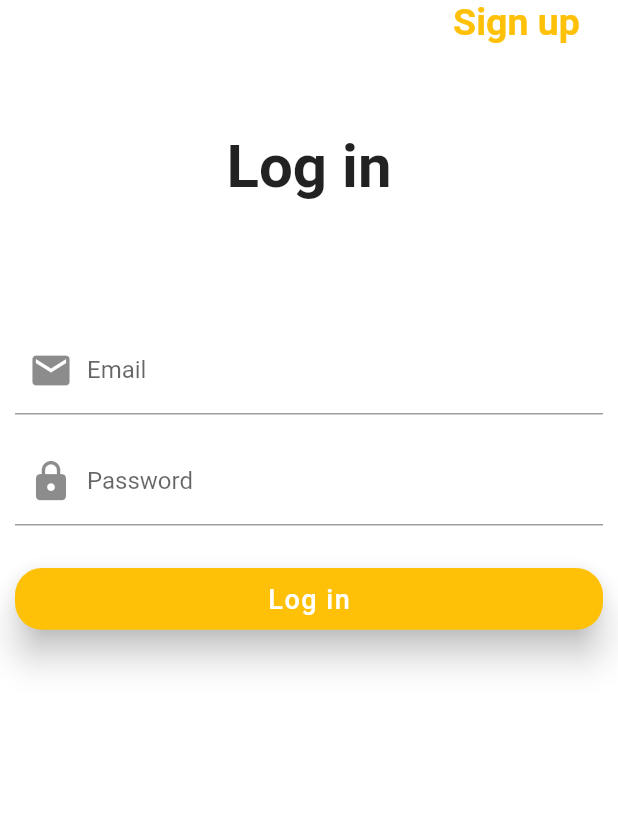
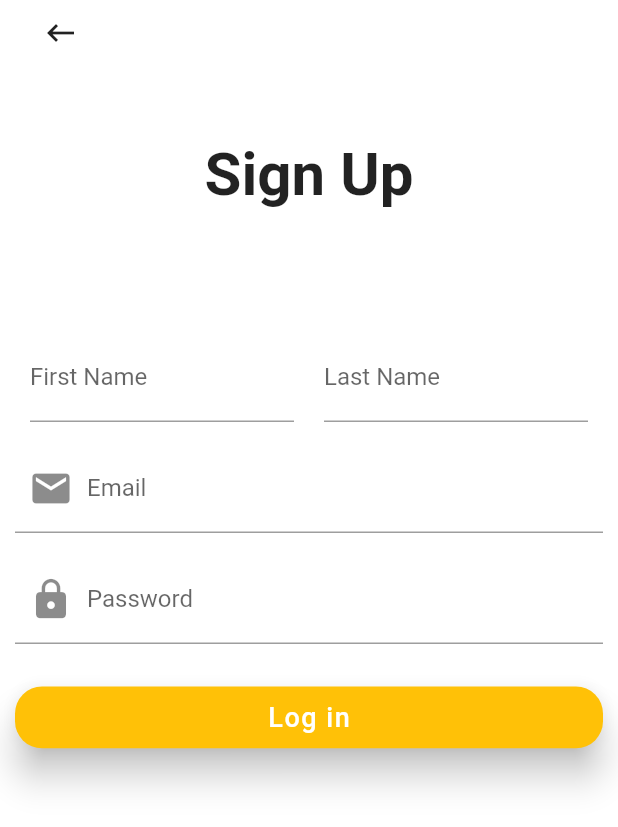
Before and after one commit to DavidMilai/My_Shops, a Flutter app: the screen it shows after launch, after a tap on "Sign up", on a phone screen of 412 x 824 dp. Shown: the top 827 px of the screen. Run offline on Flutter 3.47's test engine with Material 2 defaults, Android fonts, the phone set to English and light mode, and no system bars; our stand-ins replace cloud_firestore, firebase_auth, fluttertoast, geolocator, google_maps_flutter, image_cropper and 2 more; accounts and stored records are empty.

```diff
--- a/lib/screens/login_screen.dart
+++ b/lib/screens/login_screen.dart
@@ -3,6 +3,7 @@ import 'package:flutter/material.dart';
 import 'package:modal_progress_hud/modal_progress_hud.dart';
 import 'package:firebase_auth/firebase_auth.dart';
 import 'package:fluttertoast/fluttertoast.dart';
+import 'signup.dart';
 
 class LoginScreen extends StatefulWidget {
   @override
@@ -65,7 +66,12 @@ class _LoginScreenState extends State<LoginScreen> {
                       Align(
                         alignment: Alignment(0.9, 0),
                         child: GestureDetector(
-                          onTap: () {},
+                          onTap: () {
+                            Navigator.push(
+                                context,
+                                MaterialPageRoute(
+                                    builder: (context) => SignUp()));
+                          },
                           child: Text(
                             'Sign up',
                             style: TextStyle(
--- /dev/null
+++ b/lib/screens/signup.dart
@@ -0,0 +1,178 @@
+import 'package:cloud_firestore/cloud_firestore.dart';
+import 'package:flutter/material.dart';
+import 'package:fluttertoast/fluttertoast.dart';
+
+class SignUp extends StatefulWidget {
+  @override
+  _SignUpState createState() => _SignUpState();
+}
+
+class _SignUpState extends State<SignUp> {
+  bool isLoading = false;
+  final GlobalKey<FormState> loginFormKey = GlobalKey<FormState>();
+
+  String email, password, firstName, lastName;
+
+  String pwdValidator(String value) {
+    if (value.length < 6) {
+      return 'Password must be longer than 8 characters';
+    } else {
+      return null;
+    }
+  }
+
+  String nameValidator(String value) {
+    if (value.length < 2) {
+      return 'Enter Your name';
+    } else {
+      return null;
+    }
+  }
+
+  String emailValidator(String value) {
+    Pattern pattern =
+        r'^(([^<>()[\]\\.,;:\s@\"]+(\.[^<>()[\]\\.,;:\s@\"]+)*)|(\".+\"))@((\[[0-9]{1,3}\.[0-9]{1,3}\.[0-9]{1,3}\.[0-9]{1,3}\])|(([a-zA-Z\-0-9]+\.)+[a-zA-Z]{2,}))$';
+    RegExp regex = new RegExp(pattern);
+    if (!regex.hasMatch(value)) {
+      return 'Email format is invalid';
+    } else if (regex == null) {
+      return 'Please enter an email address';
+    } else {
+      return null;
+    }
+  }
+
+  CollectionReference collectionReference =
+      Firestore.instance.collection('users');
+
+  Map<String, dynamic> userToRegister;
+
+  addUser() {
+    userToRegister = {
+      "Email": email,
+      "Password": password,
+      "First Name": firstName,
+      "Last Name": lastName,
+    };
+    collectionReference.add(userToRegister).whenComplete(() =>
+        FlutterToast.showToast(
+                msg: "Account created wait for admin to set up",
+                toastLength: Toast.LENGTH_SHORT,
+                gravity: ToastGravity.CENTER,
+                timeInSecForIosWeb: 5,
+                backgroundColor: Colors.green,
+                textColor: Colors.white,
+                fontSize: 16.0)
+            .then((value) => Navigator.popAndPushNamed(context, '/')));
+  }
+
+  @override
+  Widget build(BuildContext context) {
+    Size size = MediaQuery.of(context).size;
+    return Scaffold(
+      backgroundColor: Colors.white,
+      body: Form(
+        key: loginFormKey,
+        child: SafeArea(
+          child: Padding(
+            padding: EdgeInsets.all(10),
+            child: ListView(
+              children: [
+                Align(
+                  alignment: Alignment(-0.9, 0),
+                  child: GestureDetector(
+                    onTap: () {
+                      Navigator.pop(context);
+                    },
+                    child: Icon(Icons.keyboard_backspace),
+                  ),
+                ),
+                SizedBox(height: size.width / 7),
+                Center(
+                  child: Text(
+                    'Sign Up',
+                    style: TextStyle(fontSize: 40, fontWeight: FontWeight.bold),
+                  ),
+                ),
+                SizedBox(height: size.width / 5),
+                Row(
+                  children: [
+                    Expanded(
+                      child: Padding(
+                        padding: EdgeInsets.symmetric(horizontal: 10),
+                        child: TextFormField(
+                          decoration: InputDecoration(labelText: 'First Name'),
+                          validator: nameValidator,
+                          onChanged: (value) {
+                            firstName = value;
+                          },
+                        ),
+                      ),
+                    ),
+                    Expanded(
+                      child: Padding(
+                        padding: EdgeInsets.symmetric(horizontal: 10),
+                        child: TextFormField(
+                          decoration: InputDecoration(labelText: 'Last Name'),
+                          validator: nameValidator,
+                          onChanged: (value) {
+                            lastName = value;
+                          },
+                          obscureText: false,
+                        ),
+                      ),
+                    ),
+                  ],
+                ),
+                SizedBox(height: 15),
+                TextFormField(
+                  decoration: InputDecoration(
+                      prefixIcon: Icon(
+                        Icons.email,
+                        size: 30,
+                      ),
+                      labelText: 'Email'),
+                  onChanged: (value) {
+                    email = value;
+                  },
+                  validator: emailValidator,
+                  keyboardType: TextInputType.emailAddress,
+                ),
+                SizedBox(height: 15),
+                TextFormField(
+                  decoration: InputDecoration(
+                      prefixIcon: Icon(Icons.lock, size: 30),
+                      labelText: 'Password'),
+                  validator: pwdValidator,
+                  onChanged: (value) {
+                    password = value;
+                  },
+                  obscureText: true,
+                ),
+                SizedBox(height: 25),
+                MaterialButton(
+                    color: Colors.amber,
+                    minWidth: 250,
+                    elevation: 10,
+                    height: size.width / 10,
+                    child: Text(
+                      'Log in',
+                      style: TextStyle(
+                          color: Colors.white, letterSpacing: 1, fontSize: 18),
+                    ),
+                    shape: RoundedRectangleBorder(
+                      borderRadius: BorderRadius.circular(18.0),
+                    ),
+                    onPressed: () async {
+                      if (loginFormKey.currentState.validate()) {
+                        addUser();
+                      }
+                    }),
+              ],
+            ),
+          ),
+        ),
+      ),
+    );
+  }
+}
```
